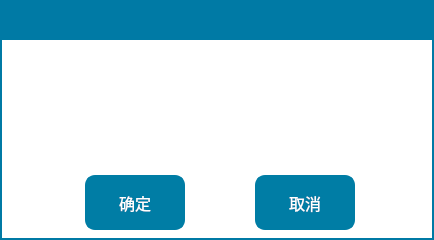
This is SS_GDE/MsgBox/questbox.ui in Micheal1022/SS_GDE_Project as Qt 5 draws it before an edit. The edited form follows.
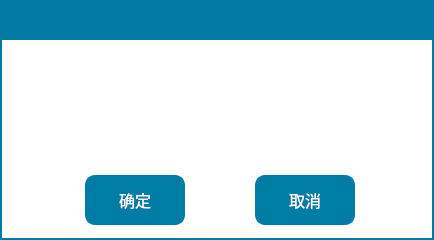
This is the edited form. Icons and pictures are not drawn.

```diff
--- a/SS_GDE/MsgBox/questbox.ui
+++ b/SS_GDE/MsgBox/questbox.ui
@@ -48,7 +48,7 @@
      <x>85</x>
      <y>175</y>
      <width>100</width>
-     <height>55</height>
+     <height>50</height>
     </rect>
    </property>
    <property name="text">
@@ -74,7 +74,7 @@
      <x>255</x>
      <y>175</y>
      <width>100</width>
-     <height>55</height>
+     <height>50</height>
     </rect>
    </property>
    <property name="text">
```
Left out of the diff: 6 changed lines with no effect on the pictures.
